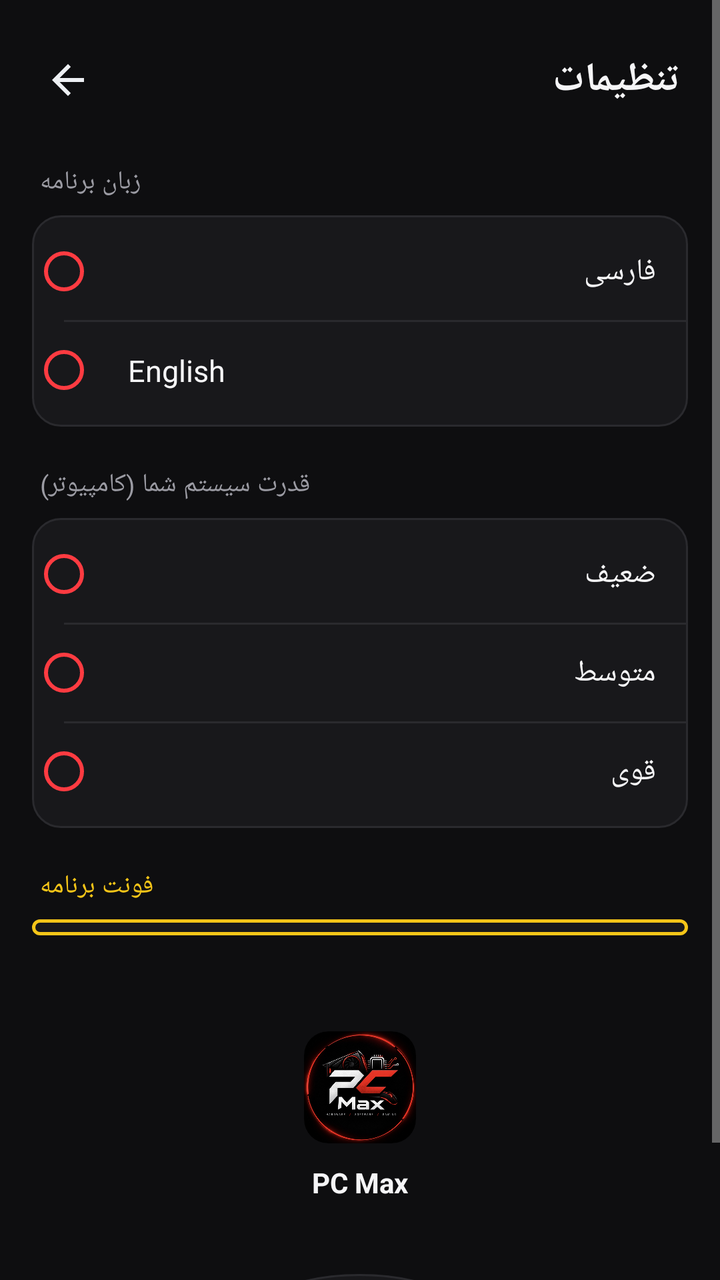
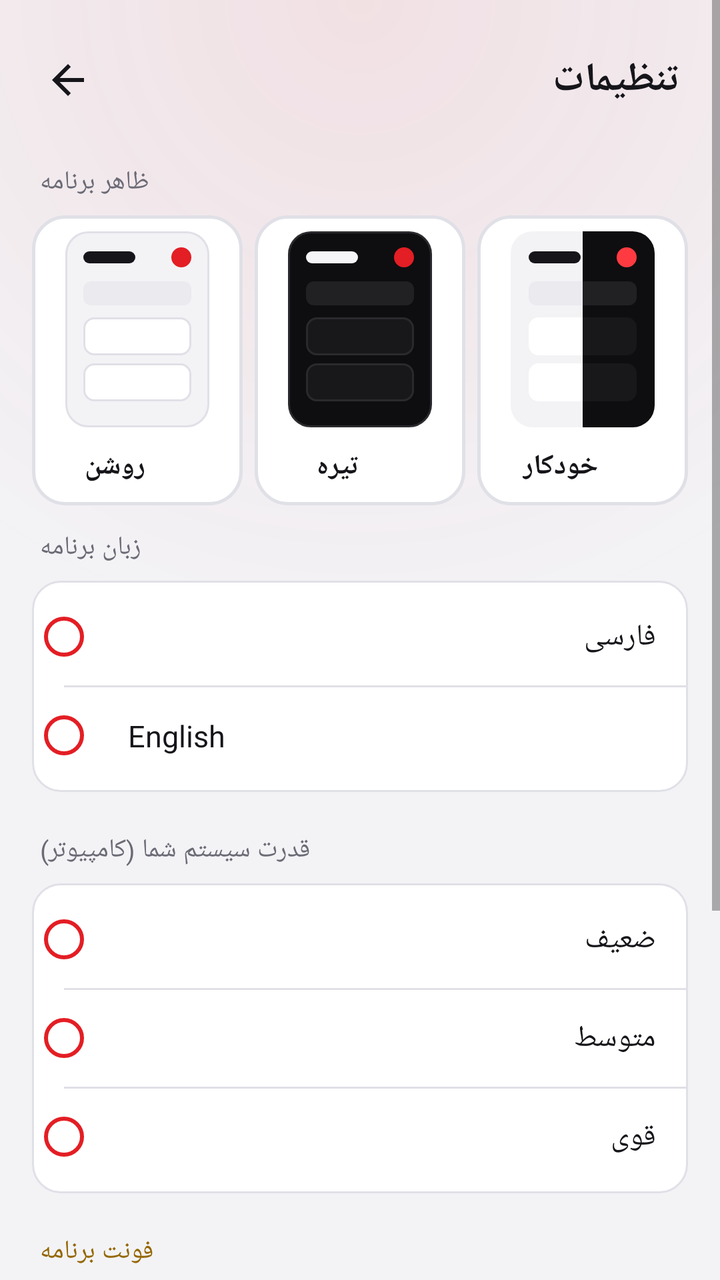

Two renders of the same Android screen: before a commit and after it. Below are the layout's source before the change and the commit's diff.
<!-- AndroidManifest.xml: application theme Theme.GameSettings -->
<!-- res/layout/activity_settings.xml -->
<?xml version="1.0" encoding="utf-8"?>
<ScrollView xmlns:android="http://schemas.android.com/apk/res/android"
    xmlns:app="http://schemas.android.com/apk/res-auto"
    android:layout_width="match_parent"
    android:layout_height="match_parent"
    android:background="@color/background"
    android:fillViewport="true">

    <LinearLayout
        android:layout_width="match_parent"
        android:layout_height="wrap_content"
        android:orientation="vertical">

        
        <LinearLayout
            android:layout_width="match_parent"
            android:layout_height="wrap_content"
            android:orientation="horizontal"
            android:gravity="center_vertical"
            android:paddingStart="12dp"
            android:paddingEnd="20dp"
            android:paddingTop="18dp"
            android:paddingBottom="8dp">

            <ImageButton
                android:id="@+id/back_button"
                android:layout_width="44dp"
                android:layout_height="44dp"
                android:background="?android:attr/selectableItemBackgroundBorderless"
                android:src="@drawable/ic_back"
                android:contentDescription="بازگشت"
                app:tint="@color/text_primary" />

            <TextView
                android:layout_width="0dp"
                android:layout_height="wrap_content"
                android:layout_weight="1"
                android:layout_marginStart="4dp"
                android:text="@string/settings_title"
                android:textSize="20sp"
                android:textStyle="bold"
                android:textColor="@color/text_primary" />

        </LinearLayout>

        
        <TextView
            android:layout_width="wrap_content"
            android:layout_height="wrap_content"
            android:layout_marginStart="20dp"
            android:layout_marginTop="12dp"
            android:layout_marginBottom="8dp"
            android:text="@string/settings_language"
            android:textSize="13sp"
            android:textColor="@color/text_secondary" />

        <LinearLayout
            android:id="@+id/language_card"
            android:layout_width="match_parent"
            android:layout_height="wrap_content"
            android:orientation="vertical"
            android:layout_marginHorizontal="16dp"
            android:background="@drawable/bg_card"
            android:paddingVertical="4dp">

            <RadioGroup
                android:id="@+id/language_group"
                android:layout_width="match_parent"
                android:layout_height="wrap_content"
                android:orientation="vertical">

                <RadioButton
                    android:id="@+id/lang_fa"
                    style="@style/SettingsRadio"
                    android:text="@string/lang_fa" />

                <View style="@style/SettingsDivider" />

                <RadioButton
                    android:id="@+id/lang_en"
                    style="@style/SettingsRadio"
                    android:text="@string/lang_en" />

            </RadioGroup>
        </LinearLayout>

        
        <TextView
            android:layout_width="wrap_content"
            android:layout_height="wrap_content"
            android:layout_marginStart="20dp"
            android:layout_marginTop="20dp"
            android:layout_marginBottom="8dp"
            android:text="@string/settings_system_power"
            android:textSize="13sp"
            android:textColor="@color/text_secondary" />

        <LinearLayout
            android:id="@+id/system_tier_card"
            android:layout_width="match_parent"
            android:layout_height="wrap_content"
            android:orientation="vertical"
            android:layout_marginHorizontal="16dp"
            android:background="@drawable/bg_card"
            android:paddingVertical="4dp">

            <RadioGroup
                android:id="@+id/system_tier_group"
                android:layout_width="match_parent"
                android:layout_height="wrap_content"
                android:orientation="vertical">

                <RadioButton
                    android:id="@+id/tier_weak"
                    style="@style/SettingsRadio"
                    android:text="@string/system_tier_weak" />

                <View style="@style/SettingsDivider" />

                <RadioButton
                    android:id="@+id/tier_medium"
                    style="@style/SettingsRadio"
                    android:text="@string/system_tier_medium" />

                <View style="@style/SettingsDivider" />

                <RadioButton
                    android:id="@+id/tier_strong"
                    style="@style/SettingsRadio"
                    android:text="@string/system_tier_strong" />

            </RadioGroup>
        </LinearLayout>

        
        <TextView
            android:layout_width="wrap_content"
            android:layout_height="wrap_content"
            android:layout_marginStart="20dp"
            android:layout_marginTop="20dp"
            android:layout_marginBottom="8dp"
            android:text="@string/settings_font"
            android:textSize="13sp"
            android:textColor="@color/tag_yellow" />

        <LinearLayout
            android:id="@+id/font_card"
            android:layout_width="match_parent"
            android:layout_height="wrap_content"
            android:orientation="vertical"
            android:layout_marginHorizontal="16dp"
            android:background="@drawable/bg_card_glow_yellow"
            android:paddingVertical="4dp">

            <RadioGroup
                android:id="@+id/font_group"
                android:layout_width="match_parent"
                android:layout_height="wrap_content"
                android:orientation="vertical" />

        </LinearLayout>

        
        <LinearLayout
            android:layout_width="match_parent"
            android:layout_height="wrap_content"
            android:orientation="vertical"
            android:gravity="center"
            android:paddingTop="48dp"
            android:paddingBottom="32dp">

            <ImageView
                android:layout_width="56dp"
                android:layout_height="56dp"
                android:src="@drawable/app_logo"
                android:background="@drawable/bg_image_rounded"
                android:clipToOutline="true" />

            <TextView
                android:layout_width="wrap_content"
                android:layout_height="wrap_content"
                android:layout_marginTop="10dp"
                android:text="PC Max"
                android:textSize="14sp"
                android:textStyle="bold"
                android:textColor="@color/text_primary" />

            <TextView
                android:id="@+id/version_text"
                android:layout_width="wrap_content"
                android:layout_height="wrap_content"
                android:layout_marginTop="4dp"
                android:textSize="12sp"
                android:textColor="@color/text_secondary" />

            <Button
                android:id="@+id/check_update_button"
                android:layout_width="wrap_content"
                android:layout_height="wrap_content"
                android:layout_marginTop="16dp"
                android:paddingHorizontal="24dp"
                android:paddingVertical="10dp"
                android:background="@drawable/bg_round_button"
                android:text="@string/check_for_update"
                android:textAllCaps="false"
                android:textSize="13sp"
                android:textColor="@color/text_primary"
                android:elevation="0dp"
                android:stateListAnimator="@null" />

        </LinearLayout>

    </LinearLayout>

</ScrollView>
<!-- resources referenced by this layout -->
<resources>
  <color name="background">#0E0E10</color>
  <color name="tag_yellow">#F5C518</color>
  <color name="text_primary">#F5F5F7</color>
  <color name="text_secondary">#9B9BA3</color>
  <!-- drawable ic_back (drawable) -->
  <vector xmlns:android="http://schemas.android.com/apk/res/android"
      android:width="24dp"
      android:height="24dp"
      android:viewportWidth="24"
      android:viewportHeight="24"
      android:autoMirrored="true">
      <path
          android:fillColor="#EDEFF3"
          android:pathData="M20,11H7.83l5.59,-5.59L12,4l-8,8 8,8 1.41,-1.41L7.83,13H20v-2z" />
  </vector>
  <style name="Theme.GameSettings" parent="Theme.AppCompat.NoActionBar">
          <item name="colorPrimary">@color/surface</item>
          <item name="colorPrimaryDark">@color/background</item>
          <item name="colorAccent">@color/accent_red</item>
          <item name="android:windowBackground">@color/background</item>
          <item name="android:statusBarColor">@color/background</item>
          <item name="android:navigationBarColor">@color/background</item>
          <item name="android:windowLightStatusBar">false</item>
      </style>
  <color name="surface">#18181B</color>
  <color name="border">#2A2A2E</color>
  <color name="surface_alt">#212124</color>
  <color name="accent_red">#FF3B41</color>
  <!-- unchanged entries left out for length: 17 -->
</resources>

<!-- the commit's change to res/layout/activity_settings.xml (unified diff, before → after) -->
@@ -3,10 +3,12 @@
     xmlns:app="http://schemas.android.com/apk/res-auto"
     android:layout_width="match_parent"
     android:layout_height="match_parent"
-    android:background="@color/background"
+    android:id="@+id/settings_scroll"
+    android:background="@drawable/bg_screen"
     android:fillViewport="true">
 
     <LinearLayout
+        android:id="@+id/settings_content"
         android:layout_width="match_parent"
         android:layout_height="wrap_content"
         android:orientation="vertical">
@@ -42,6 +44,25 @@
                 android:textColor="@color/text_primary" />
 
         </LinearLayout>
+
+        
+        <TextView
+            android:layout_width="wrap_content"
+            android:layout_height="wrap_content"
+            android:layout_marginStart="20dp"
+            android:layout_marginTop="12dp"
+            android:layout_marginBottom="8dp"
+            android:text="@string/settings_theme"
+            android:textSize="13sp"
+            android:textColor="@color/text_secondary" />
+
+        <include
+            android:id="@+id/theme_tiles"
+            layout="@layout/view_theme_tiles"
+            android:layout_width="match_parent"
+            android:layout_height="wrap_content"
+            android:layout_marginStart="16dp"
+            android:layout_marginEnd="16dp" />
 
         
         <TextView
@@ -213,3 +234,156 @@
     </LinearLayout>
 
 </ScrollView>
+<!-- res/layout/view_theme_tiles.xml (included above) -->
+<?xml version="1.0" encoding="utf-8"?>
+<LinearLayout xmlns:android="http://schemas.android.com/apk/res/android"
+    xmlns:app="http://schemas.android.com/apk/res-auto"
+    android:layout_width="match_parent"
+    android:layout_height="wrap_content"
+    android:baselineAligned="false"
+    android:orientation="horizontal">
+
+    <LinearLayout
+        android:id="@+id/tile_theme_light"
+        android:layout_width="0dp"
+        android:layout_height="wrap_content"
+        android:layout_weight="1"
+        android:layout_marginEnd="6dp"
+        android:orientation="vertical"
+        android:gravity="center_horizontal"
+        android:background="@drawable/bg_selectable_card"
+        android:padding="8dp"
+        android:clickable="true"
+        android:focusable="true">
+
+        <View
+            android:id="@+id/preview_theme_light"
+            android:layout_width="72dp"
+            android:layout_height="98dp"
+            android:background="@drawable/bg_theme_preview_light" />
+
+        <LinearLayout
+            android:layout_width="wrap_content"
+            android:layout_height="wrap_content"
+            android:layout_marginTop="10dp"
+            android:layout_marginBottom="2dp"
+            android:orientation="horizontal"
+            android:gravity="center_vertical">
+
+            <TextView
+                android:layout_width="wrap_content"
+                android:layout_height="wrap_content"
+                android:text="@string/theme_light"
+                android:textSize="14sp"
+                android:textStyle="bold"
+                android:textColor="@color/text_primary" />
+
+            <ImageView
+                android:id="@+id/check_theme_light"
+                android:layout_width="16dp"
+                android:layout_height="16dp"
+                android:layout_marginStart="6dp"
+                android:src="@drawable/ic_check"
+                android:visibility="invisible"
+                app:tint="@color/accent_red" />
+
+        </LinearLayout>
+
+    </LinearLayout>
+
+    <LinearLayout
+        android:id="@+id/tile_theme_dark"
+        android:layout_width="0dp"
+        android:layout_height="wrap_content"
+        android:layout_weight="1"
+        android:layout_marginEnd="6dp"
+        android:orientation="vertical"
+        android:gravity="center_horizontal"
+        android:background="@drawable/bg_selectable_card"
+        android:padding="8dp"
+        android:clickable="true"
+        android:focusable="true">
+
+        <View
+            android:id="@+id/preview_theme_dark"
+            android:layout_width="72dp"
+            android:layout_height="98dp"
+            android:background="@drawable/bg_theme_preview_dark" />
+
+        <LinearLayout
+            android:layout_width="wrap_content"
+            android:layout_height="wrap_content"
+            android:layout_marginTop="10dp"
+            android:layout_marginBottom="2dp"
+            android:orientation="horizontal"
+            android:gravity="center_vertical">
+
+            <TextView
+                android:layout_width="wrap_content"
+                android:layout_height="wrap_content"
+                android:text="@string/theme_dark"
+                android:textSize="14sp"
+                android:textStyle="bold"
+                android:textColor="@color/text_primary" />
+
+            <ImageView
+                android:id="@+id/check_theme_dark"
+                android:layout_width="16dp"
+                android:layout_height="16dp"
+                android:layout_marginStart="6dp"
+                android:src="@drawable/ic_check"
+                android:visibility="invisible"
+                app:tint="@color/accent_red" />
+
+        </LinearLayout>
+
+    </LinearLayout>
+
+    <LinearLayout
+        android:id="@+id/tile_theme_system"
+        android:layout_width="0dp"
+        android:layout_height="wrap_content"
+        android:layout_weight="1"
+        android:orientation="vertical"
+        android:gravity="center_horizontal"
+        android:background="@drawable/bg_selectable_card"
+        android:padding="8dp"
+        android:clickable="true"
+        android:focusable="true">
+
+        <View
+            android:id="@+id/preview_theme_system"
+            android:layout_width="72dp"
+            android:layout_height="98dp"
+            android:background="@drawable/bg_theme_preview_system" />
+
+        <LinearLayout
+            android:layout_width="wrap_content"
+            android:layout_height="wrap_content"
+            android:layout_marginTop="10dp"
+            android:layout_marginBottom="2dp"
+            android:orientation="horizontal"
+            android:gravity="center_vertical">
+
+            <TextView
+                android:layout_width="wrap_content"
+                android:layout_height="wrap_content"
+                android:text="@string/theme_system"
+                android:textSize="14sp"
+                android:textStyle="bold"
+                android:textColor="@color/text_primary" />
+
+            <ImageView
+                android:id="@+id/check_theme_system"
+                android:layout_width="16dp"
+                android:layout_height="16dp"
+                android:layout_marginStart="6dp"
+                android:src="@drawable/ic_check"
+                android:visibility="invisible"
+                app:tint="@color/accent_red" />
+
+        </LinearLayout>
+
+    </LinearLayout>
+
+</LinearLayout>
<!-- resource entries referenced after the edit -->
@@ -1,9 +1,127 @@
 <!-- resources referenced by this layout -->
 <resources>
-  <color name="background">#0E0E10</color>
-  <color name="tag_yellow">#F5C518</color>
-  <color name="text_primary">#F5F5F7</color>
-  <color name="text_secondary">#9B9BA3</color>
+  <color name="background">#F3F3F6</color>
+  <color name="glow_red">#16E31E24</color>
+  <color name="glow_red_end">#00E31E24</color>
+  <!-- drawable bg_theme_half_light (drawable) -->
+  <?xml version="1.0" encoding="utf-8"?>
+  <layer-list xmlns:android="http://schemas.android.com/apk/res/android">
+      <item>
+          <shape android:shape="rectangle">
+              <solid android:color="#F3F3F6" />
+              <corners android:topLeftRadius="11dp" android:bottomLeftRadius="11dp" />
+          </shape>
+      </item>
+      <item android:top="10dp" android:left="9dp" android:gravity="top|left">
+          <shape android:shape="rectangle">
+              <size android:width="26dp" android:height="6dp" />
+              <solid android:color="#15151A" />
+              <corners android:radius="3dp" />
+          </shape>
+      </item>
+      <item android:top="25dp" android:left="9dp" android:gravity="top|fill_horizontal">
+          <shape android:shape="rectangle">
+              <size android:height="12dp" />
+              <solid android:color="#EAEAEF" />
+              <corners android:topLeftRadius="4dp" android:bottomLeftRadius="4dp" />
+          </shape>
+      </item>
+      <item android:top="43dp" android:left="9dp" android:gravity="top|fill_horizontal">
+          <shape android:shape="rectangle">
+              <size android:height="19dp" />
+              <solid android:color="#FFFFFF" />
+              <corners android:topLeftRadius="5dp" android:bottomLeftRadius="5dp" />
+          </shape>
+      </item>
+      <item android:top="66dp" android:left="9dp" android:gravity="top|fill_horizontal">
+          <shape android:shape="rectangle">
+              <size android:height="19dp" />
+              <solid android:color="#FFFFFF" />
+              <corners android:topLeftRadius="5dp" android:bottomLeftRadius="5dp" />
+          </shape>
+      </item>
+  </layer-list>
+  <!-- drawable bg_theme_half_dark (drawable) -->
+  <?xml version="1.0" encoding="utf-8"?>
+  <layer-list xmlns:android="http://schemas.android.com/apk/res/android">
+      <item>
+          <shape android:shape="rectangle">
+              <solid android:color="#0E0E10" />
+              <corners android:topRightRadius="11dp" android:bottomRightRadius="11dp" />
+          </shape>
+      </item>
+      <item android:top="8dp" android:right="9dp" android:gravity="top|right">
+          <shape android:shape="oval">
+              <size android:width="10dp" android:height="10dp" />
+              <solid android:color="#FF3B41" />
+          </shape>
+      </item>
+      <item android:top="25dp" android:right="9dp" android:gravity="top|fill_horizontal">
+          <shape android:shape="rectangle">
+              <size android:height="12dp" />
+              <solid android:color="#212124" />
+              <corners android:topRightRadius="4dp" android:bottomRightRadius="4dp" />
+          </shape>
+      </item>
+      <item android:top="43dp" android:right="9dp" android:gravity="top|fill_horizontal">
+          <shape android:shape="rectangle">
+              <size android:height="19dp" />
+              <solid android:color="#18181B" />
+              <corners android:topRightRadius="5dp" android:bottomRightRadius="5dp" />
+          </shape>
+      </item>
+      <item android:top="66dp" android:right="9dp" android:gravity="top|fill_horizontal">
+          <shape android:shape="rectangle">
+              <size android:height="19dp" />
+              <solid android:color="#18181B" />
+              <corners android:topRightRadius="5dp" android:bottomRightRadius="5dp" />
+          </shape>
+      </item>
+  </layer-list>
+  <color name="tag_yellow">#946700</color>
+  <color name="text_primary">#15151A</color>
+  <color name="text_secondary">#6B6B76</color>
+  <!-- drawable bg_screen (drawable) -->
+  <?xml version="1.0" encoding="utf-8"?>
+  <layer-list xmlns:android="http://schemas.android.com/apk/res/android">
+      <item>
+          <shape android:shape="rectangle">
+              <solid android:color="@color/background" />
+          </shape>
+      </item>
+      <item>
+          <shape android:shape="rectangle">
+              <gradient
+                  android:type="radial"
+                  android:centerX="0.5"
+                  android:centerY="0.0"
+                  android:gradientRadius="90%"
+                  android:startColor="@color/glow_red"
+                  android:endColor="@color/glow_red_end" />
+          </shape>
+      </item>
+  </layer-list>
+  <!-- drawable bg_selectable_card (drawable) -->
+  <?xml version="1.0" encoding="utf-8"?>
+  <shape xmlns:android="http://schemas.android.com/apk/res/android">
+      <solid android:color="@color/surface" />
+      <stroke android:width="1.5dp" android:color="@color/border" />
+      <corners android:radius="16dp" />
+  </shape>
+  <!-- drawable bg_theme_preview_dark: vector/xml drawable (drawable, 2016 chars, omitted) -->
+  <!-- drawable bg_theme_preview_light: vector/xml drawable (drawable, 2016 chars, omitted) -->
+  <!-- drawable bg_theme_preview_system (drawable) -->
+  <?xml version="1.0" encoding="utf-8"?>
+  <layer-list xmlns:android="http://schemas.android.com/apk/res/android">
+      <item
+          android:width="36dp"
+          android:gravity="left|fill_vertical"
+          android:drawable="@drawable/bg_theme_half_light" />
+      <item
+          android:width="36dp"
+          android:gravity="right|fill_vertical"
+          android:drawable="@drawable/bg_theme_half_dark" />
+  </layer-list>
   <!-- drawable ic_back (drawable) -->
   <vector xmlns:android="http://schemas.android.com/apk/res/android"
       android:width="24dp"
@@ -12,22 +130,36 @@
       android:viewportHeight="24"
       android:autoMirrored="true">
       <path
-          android:fillColor="#EDEFF3"
+          android:fillColor="@color/text_primary"
           android:pathData="M20,11H7.83l5.59,-5.59L12,4l-8,8 8,8 1.41,-1.41L7.83,13H20v-2z" />
   </vector>
-  <style name="Theme.GameSettings" parent="Theme.AppCompat.NoActionBar">
+  <!-- drawable ic_check (drawable) -->
+  <vector xmlns:android="http://schemas.android.com/apk/res/android"
+      android:width="24dp"
+      android:height="24dp"
+      android:viewportWidth="24"
+      android:viewportHeight="24">
+      <path
+          android:fillColor="#FF000000"
+          android:pathData="M9,16.17L4.83,12l-1.42,1.41L9,19 21,7l-1.41,-1.41z" />
+  </vector>
+  <string name="settings_theme">ظاهر برنامه</string>
+  <string name="theme_dark">تیره</string>
+  <string name="theme_light">روشن</string>
+  <string name="theme_system">خودکار</string>
+  <style name="Theme.GameSettings" parent="Theme.AppCompat.DayNight.NoActionBar">
           <item name="colorPrimary">@color/surface</item>
           <item name="colorPrimaryDark">@color/background</item>
           <item name="colorAccent">@color/accent_red</item>
           <item name="android:windowBackground">@color/background</item>
           <item name="android:statusBarColor">@color/background</item>
           <item name="android:navigationBarColor">@color/background</item>
-          <item name="android:windowLightStatusBar">false</item>
+          <item name="android:windowLightStatusBar">@bool/light_system_bars</item>
       </style>
-  <color name="surface">#18181B</color>
-  <color name="border">#2A2A2E</color>
-  <color name="surface_alt">#212124</color>
-  <color name="accent_red">#FF3B41</color>
+  <color name="surface">#FFFFFF</color>
+  <color name="border">#E0E0E7</color>
+  <color name="surface_alt">#EAEAEF</color>
+  <color name="accent_red">#E31E24</color>
   <!-- unchanged entries left out for length: 17 -->
 </resources>
 
